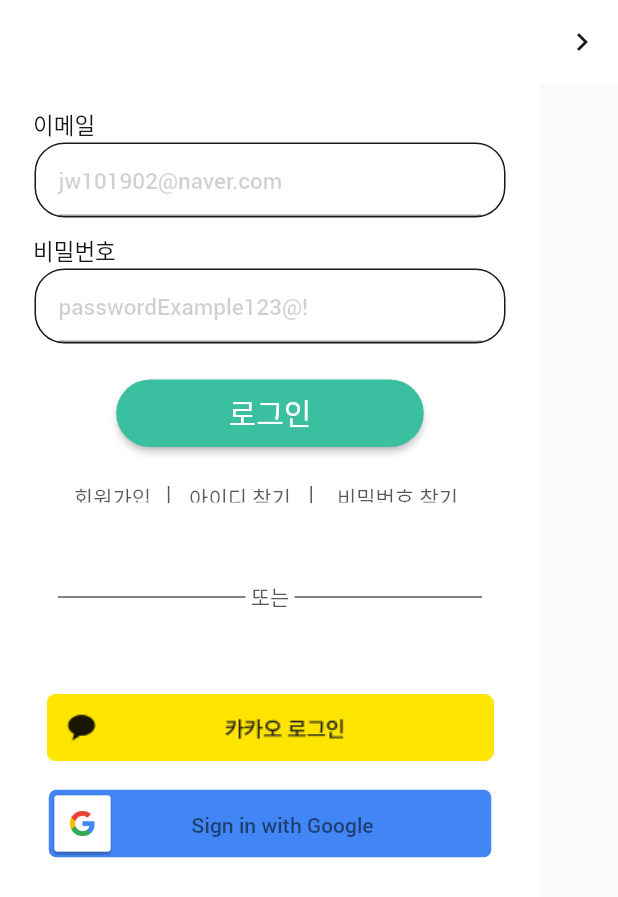
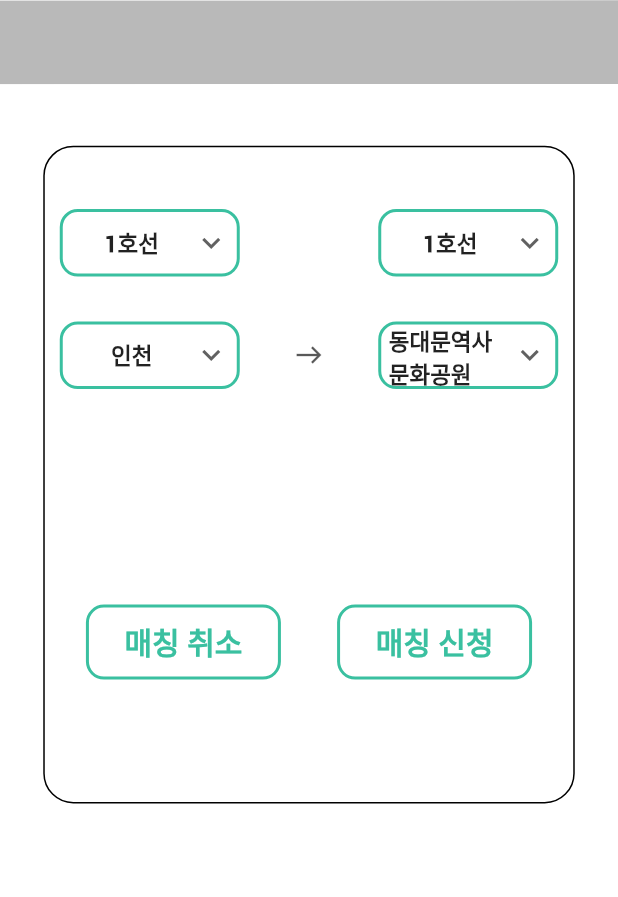
Before and after one commit to HandySub/HandySub_FrontEnd, a Flutter app: the screen it shows after launch, after a tap on "시작하기", on a phone screen of 412 x 824 dp. Shown: the top 897 px of the screen. Run offline on Flutter 3.47's test engine with Material 2 defaults, Android fonts, the light colour scheme and no system bars; Roboto replaces fonts that are missing (GmarketSans).

Commit message:
HANDY-7 / complete page, change small things

```diff
--- a/lib/components/appBar.dart
+++ b/lib/components/appBar.dart
@@ -2,9 +2,10 @@
 import 'package:flutter/services.dart';
 import 'package:handysub/constants/colors.dart';
 
-PreferredSizeWidget defaultAppBar(BuildContext context, String titleText) {
+PreferredSizeWidget defaultAppBar(
+    BuildContext context, String titleText, Color backGroundColor) {
   return AppBar(
-    backgroundColor: real_white,
+    backgroundColor: backGroundColor,
     elevation: 0,
     leading: IconButton(
       padding: EdgeInsets.zero,
--- a/lib/constants/colors.dart
+++ b/lib/constants/colors.dart
@@ -6,4 +6,5 @@
 const real_black = Color.fromARGB(255, 25, 25, 25);
 const real_black_65 = Color.fromRGBO(0, 0, 0, 0.65);
 const real_black_19 = Color.fromRGBO(0, 0, 0, 0.19);
+const lightgray = Color(0x00E9E9E9);
 const main_color_light = Color(0xffe7f4e8);
--- a/lib/main.dart
+++ b/lib/main.dart
@@ -2,6 +2,7 @@
 import 'package:flutter/services.dart';
 import 'package:handysub/constants/colors.dart';
 import 'package:handysub/pages/Login/loginPage.dart';
+import 'package:handysub/pages/Matching/matching_apply_disabled.dart';
 import 'package:handysub/pages/Matching/matching_pick_abled.dart';
 
 void main() {
@@ -48,7 +49,8 @@
                     // TODO: make Navigate to Login Page.
                     Navigator.push(
                       context,
-                      MaterialPageRoute(builder: (context) => LoginPage()),
+                      MaterialPageRoute(
+                          builder: (context) => MatchingApplyPage_Disabled()),
                     );
                   },
                   child: Text(
--- /dev/null
+++ b/lib/pages/Matching/matching_apply_disabled.dart
@@ -0,0 +1,279 @@
+import 'package:flutter/material.dart';
+import 'package:flutter/services.dart';
+import 'package:handysub/constants/colors.dart';
+import 'package:handysub/components/appBar.dart';
+
+class MatchingApplyPage_Disabled extends StatefulWidget {
+  const MatchingApplyPage_Disabled({Key? key}) : super(key: key);
+
+  @override
+  State<MatchingApplyPage_Disabled> createState() =>
+      _MatchingApplyPage_DisabledState();
+}
+
+class _MatchingApplyPage_DisabledState
+    extends State<MatchingApplyPage_Disabled> {
+  // TODO : Fix Hard Coding
+  String? linePick_dropDownValue1 = "1호선";
+  String? linePick_dropDownValue2 = "1호선";
+  String? stationPick_dropDownValue1 = "인천";
+  String? stationPick_dropDownValue2 = "동대문역사문화공원";
+  final line_dropDownList = [
+    '1호선',
+    '2호선',
+    '3호선',
+    '4호선',
+    '5호선',
+    '6호선',
+    '7호선',
+    '8호선',
+    '9호선',
+  ];
+  final station_dropDownList = [
+    "인천",
+    "동대문역사문화공원",
+    "충무로",
+    "신촌",
+    "종로3가",
+    "을지로4가",
+    "강남(어쩌구저쩌구광고광고)",
+  ];
+
+  @override
+  Widget build(BuildContext context) {
+    final height = MediaQuery.of(context).size.height;
+    final width = MediaQuery.of(context).size.width;
+    SystemChrome.setEnabledSystemUIMode(SystemUiMode.manual,
+        overlays: SystemUiOverlay.values);
+    return MaterialApp(
+      theme: ThemeData(
+        fontFamily: 'GmarketSans',
+      ),
+      home: Scaffold(
+        // TODO : change Color to lightgray
+        backgroundColor: real_white,
+        appBar: AppBar(
+          backgroundColor: lightgray,
+          elevation: 0.1,
+        ),
+        body: Center(
+          child: SizedBox(
+            width: width,
+            height: height,
+            child: Container(
+              margin: EdgeInsets.fromLTRB(
+                  width * 0.07, height * 0.05, width * 0.07, height * 0.35),
+              // padding: EdgeInsets.fromLTRB(width * 0.1, 9, width * 0.1, 9),
+              decoration: BoxDecoration(
+                // Todo : remove border line when background color(lightgray) is applied.
+                border: Border.all(),
+                borderRadius: BorderRadius.all(Radius.circular(20)),
+                color: real_white,
+              ),
+              child: Stack(
+                children: [
+                  // * select line / station
+                  Column(
+                    children: [
+                      SizedBox(
+                        height: height * 0.05,
+                      ),
+                      Row(
+                        mainAxisAlignment: MainAxisAlignment.spaceBetween,
+                        children: [
+                          // * DropDownButton 1
+                          linePickDropDownButton(
+                            DropdownButton(
+                              underline: SizedBox(),
+                              isExpanded: true,
+                              value: linePick_dropDownValue1,
+                              icon: const Icon(Icons.keyboard_arrow_down),
+                              items: line_dropDownList.map((String items) {
+                                return DropdownMenuItem(
+                                  value: items,
+                                  child: Center(
+                                    child: Text(
+                                      items,
+                                      style: TextStyle(
+                                        fontWeight: FontWeight.bold,
+                                        fontSize: 15,
+                                      ),
+                                    ),
+                                  ),
+                                );
+                              }).toList(),
+                              onChanged: (dynamic newValue) {
+                                setState(() {
+                                  linePick_dropDownValue1 = newValue ?? "";
+                                });
+                              },
+                            ),
+                          ),
+                          linePickDropDownButton(
+                            DropdownButton(
+                              underline: SizedBox(),
+                              isExpanded: true,
+                              value: linePick_dropDownValue2,
+                              icon: const Icon(Icons.keyboard_arrow_down),
+                              items: line_dropDownList.map((String items) {
+                                return DropdownMenuItem(
+                                  value: items,
+                                  child: Center(
+                                    child: Text(
+                                      items,
+                                      style: TextStyle(
+                                        fontWeight: FontWeight.bold,
+                                        fontSize: 15,
+                                      ),
+                                    ),
+                                  ),
+                                );
+                              }).toList(),
+                              onChanged: (dynamic newValue) {
+                                setState(() {
+                                  linePick_dropDownValue2 = newValue ?? "";
+                                });
+                              },
+                            ),
+                          )
+                        ],
+                      ),
+                      SizedBox(
+                        height: 30,
+                      ),
+                      Row(
+                        mainAxisAlignment: MainAxisAlignment.spaceBetween,
+                        children: [
+                          linePickDropDownButton(
+                            DropdownButton(
+                              underline: SizedBox(),
+                              isExpanded: true,
+                              value: stationPick_dropDownValue1,
+                              icon: const Icon(Icons.keyboard_arrow_down),
+                              items: station_dropDownList.map((String items) {
+                                return DropdownMenuItem(
+                                  value: items,
+                                  child: Center(
+                                    child: Text(
+                                      items,
+                                      style: TextStyle(
+                                        fontWeight: FontWeight.bold,
+                                        fontSize: 15,
+                                      ),
+                                    ),
+                                  ),
+                                );
+                              }).toList(),
+                              onChanged: (dynamic newValue) {
+                                setState(() {
+                                  stationPick_dropDownValue1 = newValue ?? "";
+                                });
+                              },
+                            ),
+                          ),
+                          Icon(
+                            Icons.east,
+                            color: real_black_65,
+                            size: 20,
+                          ),
+                          linePickDropDownButton(
+                            DropdownButton(
+                              underline: SizedBox(),
+                              isExpanded: true,
+                              value: stationPick_dropDownValue2,
+                              icon: const Icon(Icons.keyboard_arrow_down),
+                              items: station_dropDownList.map((String items) {
+                                return DropdownMenuItem(
+                                  value: items,
+                                  child: Center(
+                                    child: Text(
+                                      items,
+                                      style: TextStyle(
+                                        fontWeight: FontWeight.bold,
+                                        fontSize: 15,
+                                      ),
+                                    ),
+                                  ),
+                                );
+                              }).toList(),
+                              onChanged: (dynamic newValue) {
+                                setState(() {
+                                  stationPick_dropDownValue2 = newValue ?? "";
+                                });
+                              },
+                            ),
+                          )
+                        ],
+                      ),
+                    ],
+                  ),
+                  // * matching start button
+                  Column(
+                    children: [
+                      SizedBox(
+                        height: height * 0.37,
+                      ),
+                      Row(
+                        mainAxisAlignment: MainAxisAlignment.spaceEvenly,
+                        children: [
+                          buttonToMatch("매칭 취소"),
+                          buttonToMatch("매칭 신청"),
+                        ],
+                      ),
+                    ],
+                  )
+                ],
+              ),
+            ),
+          ),
+        ),
+      ),
+    );
+  }
+
+  Widget linePickDropDownButton(DropdownButton dropdownbutton) {
+    return Container(
+      margin: EdgeInsets.fromLTRB(10, 0, 10, 0),
+      height: 45,
+      width: 120,
+      decoration: BoxDecoration(
+        border: Border.all(
+          width: 2,
+          color: emerald,
+        ),
+        borderRadius: BorderRadius.all(
+          Radius.circular(12.0),
+        ),
+      ),
+      child: Container(
+          padding: EdgeInsets.fromLTRB(5.0, 0, 5.0, 0), child: dropdownbutton),
+    );
+  }
+
+  Widget buttonToMatch(String text) {
+    return Container(
+      margin: EdgeInsets.fromLTRB(10, 0, 10, 0),
+      height: 50,
+      width: 130,
+      decoration: BoxDecoration(
+        border: Border.all(
+          width: 2,
+          color: emerald,
+        ),
+        borderRadius: BorderRadius.all(
+          Radius.circular(12.0),
+        ),
+      ),
+      child: Center(
+        child: Text(
+          text,
+          style: TextStyle(
+            fontWeight: FontWeight.bold,
+            fontSize: 20,
+            color: emerald,
+          ),
+        ),
+      ),
+    );
+  }
+}
--- a/lib/pages/Matching/matching_pick_abled.dart
+++ b/lib/pages/Matching/matching_pick_abled.dart
@@ -60,7 +60,7 @@
       home: Scaffold(
         backgroundColor: real_white,
         // * AppBar
-        appBar: defaultAppBar(context, "매칭 선택"),
+        appBar: defaultAppBar(context, "매칭 선택", real_white),
         // * Body of MaterialApp
         body: Column(
           children: [
@@ -237,6 +237,8 @@
           child: Image.asset(
             'assets/metro_line/Seoul_Metro_Line_1.png',
             fit: BoxFit.cover,
+            color: const Color.fromRGBO(255, 255, 255, 0.8),
+            colorBlendMode: BlendMode.modulate,
           ),
         ),
         SizedBox(
@@ -244,11 +246,9 @@
         ),
         SizedBox(
           width: 70,
-          child: Flexible(
-            child: Text(
-              station,
-              textAlign: TextAlign.center,
-            ),
+          child: Text(
+            station,
+            textAlign: TextAlign.center,
           ),
         ),
       ],
```
